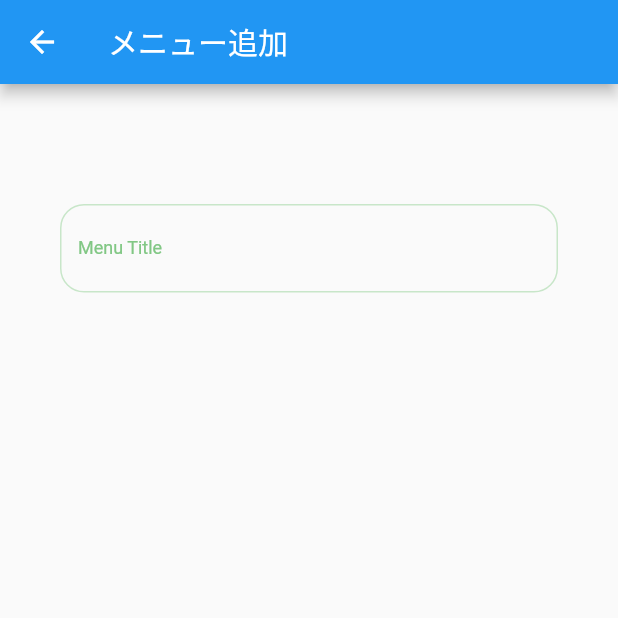
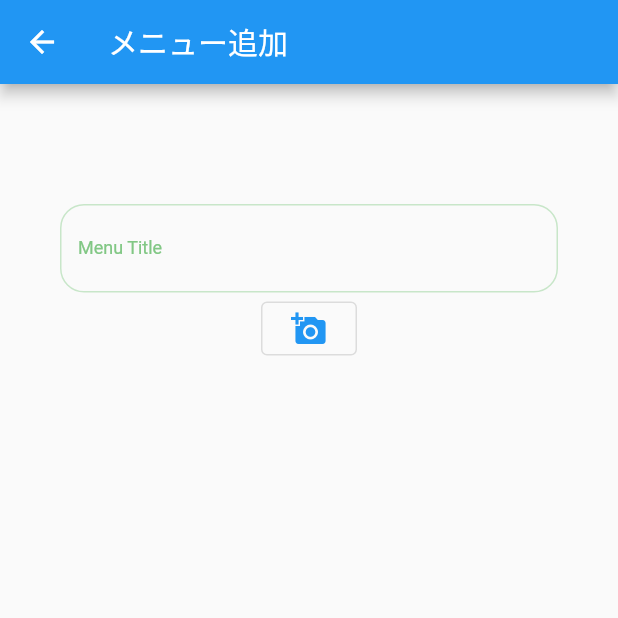
Before and after one commit to baekx/becos_kitchen, a Flutter app: the AddMenuScreen screen opened directly, on a phone screen of 412 x 824 dp, the top half of it. Run offline on Flutter 3.47's test engine with Material 2 defaults, Android fonts, the phone set to English and light mode, and no system bars; our stand-ins replace cloud_firestore, firebase_core, flutter_rating_bar, freezed_annotation, image_picker; accounts and stored records are empty.

Commit message:
画像を複数選択できるようにする

```diff
--- a/lib/screen/add_menu.dart
+++ b/lib/screen/add_menu.dart
@@ -1,17 +1,80 @@
+import 'dart:io';
+
 import 'package:flutter/material.dart';
+import 'package:image_picker/image_picker.dart';
 
-class AddMenuScreen extends StatelessWidget {
+class AddMenuScreen extends StatefulWidget {
   const AddMenuScreen({Key? key}) : super(key: key);
 
   @override
+  _AddMenuScreenState createState() => _AddMenuScreenState();
+}
+
+class _AddMenuScreenState extends State<AddMenuScreen> {
+  final ImagePicker _picker = ImagePicker();
+  // List<File>? _file;
+  final _files = <File>[];
+
+  @override
   Widget build(BuildContext context) {
+    var size = MediaQuery.of(context).size;
+    final double itemSize = size.width / 4;
+
     return Scaffold(
       appBar: AppBar(
         title: Text("メニュー追加"),
       ),
       body: Column(
         children: [
+          TitleTextField(),
+          OutlinedButton(
+              onPressed: () async {
+                final List<XFile>? _images = await _picker.pickMultiImage();
+                _files
+                    .addAll(_images?.map((e) => File(e.path)) ?? List.empty());
+                setState(() {});
+              },
+              child: Container(
+                child: Icon(Icons.add_a_photo),
+              )),
           Padding(
+            padding: const EdgeInsets.only(
+              top: 40.0,
+              left: 40.0,
+              right: 40.0,
+            ),
+            child: GridView.builder(
+              gridDelegate: const SliverGridDelegateWithFixedCrossAxisCount(
+                  crossAxisCount: 3),
+              itemCount: _files.length,
+              shrinkWrap: true,
+              itemBuilder: (context, index) {
+                return Row(
+                  children: [
+                    if (_files.isNotEmpty)
+                      SizedBox(
+                          width: itemSize,
+                          height: itemSize,
+                          child: Image.file(_files[index], fit: BoxFit.fill)),
+                  ],
+                );
+              },
+            ),
+          )
+        ],
+      ),
+    );
+  }
+}
+
+class TitleTextField extends StatelessWidget {
+  const TitleTextField({
+    Key? key,
+  }) : super(key: key);
+
+  @override
+  Widget build(BuildContext context) {
+    return Padding(
       padding: const EdgeInsets.only(
         left: 40.0,
         top: 80.0,
@@ -27,11 +90,7 @@ class AddMenuScreen extends StatelessWidget {
             floatingLabelStyle: TextStyle(fontSize: 12),
             enabledBorder: OutlineInputBorder(
                 borderRadius: BorderRadius.circular(16),
-                      borderSide:
-                          BorderSide(color: Colors.green[100]!, width: 1.0))),
-            ),
-          )
-        ],
+                borderSide: BorderSide(color: Colors.green[100]!, width: 1.0))),
       ),
     );
   }
--- a/pubspec.yaml
+++ b/pubspec.yaml
@@ -41,6 +41,7 @@ dependencies:
   flutter_tags: ^1.0.0-nullsafety.1
   flutter_rating_bar: ^4.0.1
   cloud_firestore: ^3.1.17
+  image_picker: ^0.8.4+4
 
 dev_dependencies:
   flutter_test:
```
Also changed, not shown: pubspec.lock, 1 other file. Lines whose indentation alone changed are shown as unchanged.
